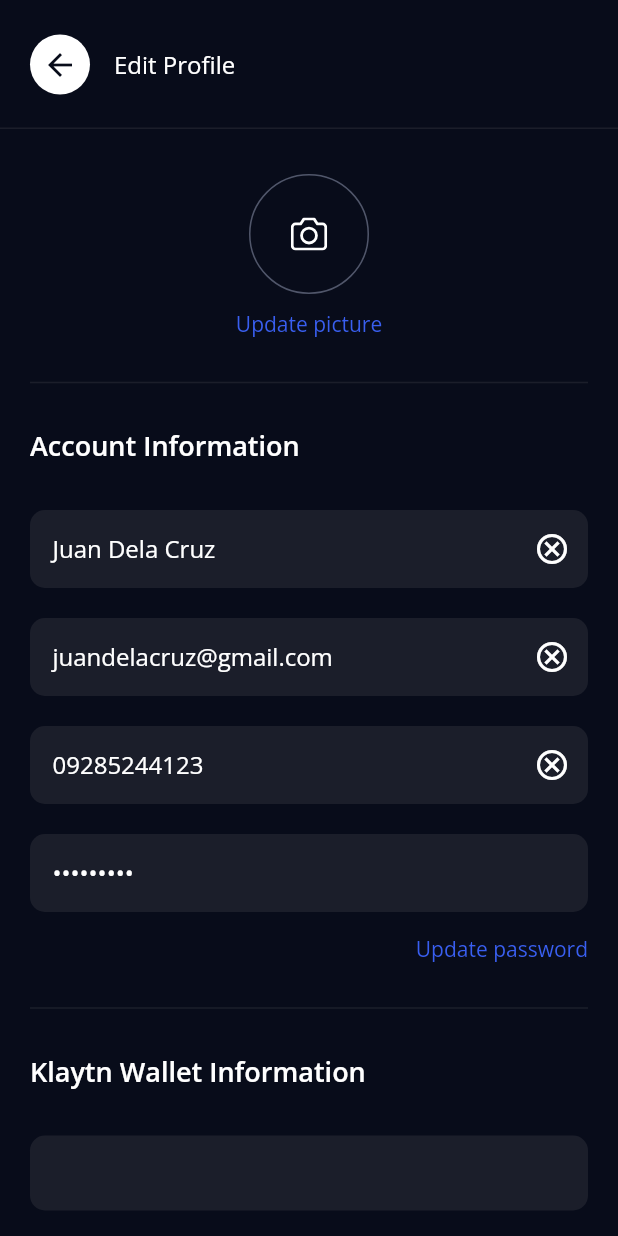
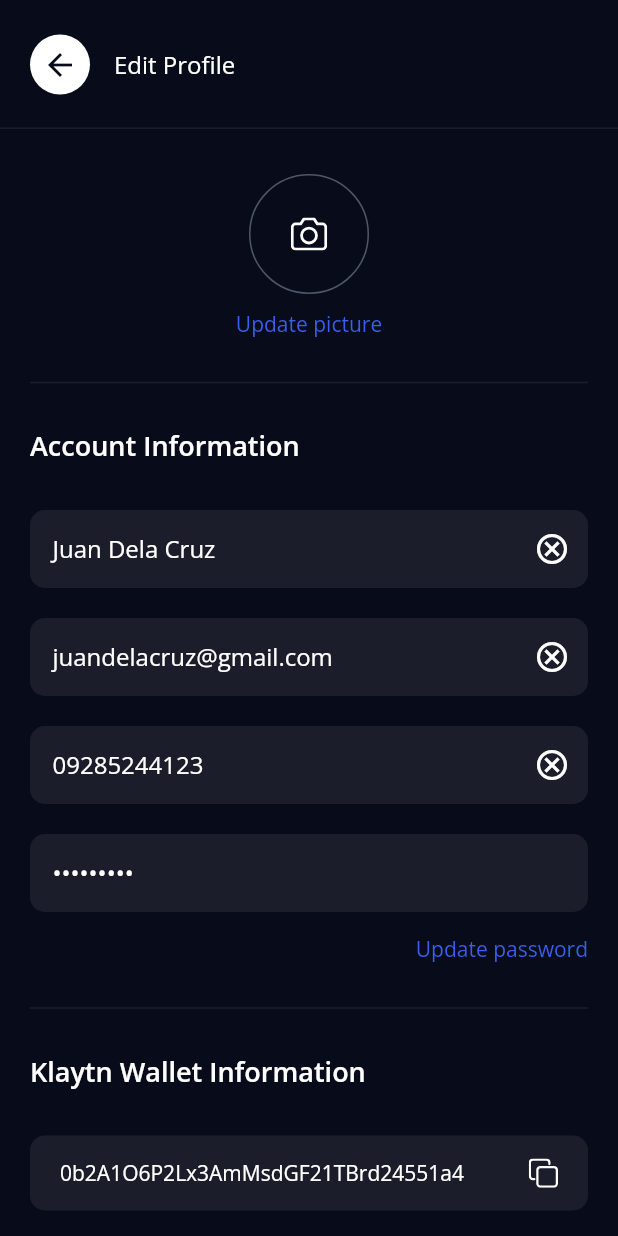
Before and after one commit to conraduouou/nft-ticketing, a Flutter app: the AccountSettings screen opened by its route, on a phone screen of 412 x 824 dp. Run offline on Flutter 3.47's test engine with Material 2 defaults, Android fonts, the phone set to English and light mode, and no system bars; our stand-ins replace flutter_keyboard_visibility, flutter_svg, grouped_list, image_picker, recase, share_plus.

Commit message:
+1 : finish klaytn section in account page

```diff
--- a/lib/screens/dashboard/account_settings/account_settings.dart
+++ b/lib/screens/dashboard/account_settings/account_settings.dart
@@ -2,7 +2,6 @@ import 'package:flutter/material.dart';
 import 'package:flutter_svg/svg.dart';
 import 'package:nft_ticketing/components/nft_account_information.dart';
 import 'package:nft_ticketing/components/nft_appbar.dart';
-import 'package:nft_ticketing/components/nft_field.dart';
 import 'package:nft_ticketing/constants.dart';
 import 'package:nft_ticketing/screens/dashboard/account_page/account_page.dart';
 
@@ -40,32 +39,7 @@ class AccountSettings extends StatelessWidget {
               const _NFTAccountSettingsDiv(),
               const NFTAccountInformation(),
               const _NFTAccountSettingsDiv(),
-              Column(
-                crossAxisAlignment: CrossAxisAlignment.start,
-                children: [
-                  Text(
-                    'Klaytn Wallet Information',
-                    style: kSemiBoldStyle.copyWith(
-                      color: Colors.white,
-                      fontSize: kRegularSize + 2,
-                    ),
-                  ),
-                  const SizedBox(height: 30),
-                  Container(
-                    height: 50,
-                    padding: const EdgeInsets.symmetric(horizontal: 20),
-                    decoration: BoxDecoration(
-                      color: kSlightlyDarkBlue,
-                      borderRadius: BorderRadius.circular(10),
-                    ),
-                  ),
-                  const SizedBox(height: 20),
-                  const NFTField(
-                    initialText: 'juandelacruz@gmail.com',
-                    hintText: 'Email',
-                  ),
-                ],
-              ),
+              const _NFTAccountSettingsKlaytnSection(),
               const SizedBox(height: 60)
             ],
           ),
@@ -98,6 +72,88 @@ class _NFTAccountSettingsAvatar extends StatelessWidget {
   }
 }
 
+class _NFTAccountSettingsKlaytnSection extends StatelessWidget {
+  const _NFTAccountSettingsKlaytnSection({
+    Key? key,
+  }) : super(key: key);
+
+  @override
+  Widget build(BuildContext context) {
+    final size = MediaQuery.of(context).size;
+
+    return Column(
+      crossAxisAlignment: CrossAxisAlignment.start,
+      children: [
+        Text(
+          'Klaytn Wallet Information',
+          style: kSemiBoldStyle.copyWith(
+            color: Colors.white,
+            fontSize: kRegularSize + 2,
+          ),
+        ),
+        const SizedBox(height: 30),
+        Container(
+          height: 50,
+          padding: const EdgeInsets.symmetric(horizontal: 20),
+          decoration: BoxDecoration(
+            color: kSlightlyDarkBlue,
+            borderRadius: BorderRadius.circular(10),
+          ),
+          child: Row(
+            mainAxisAlignment: MainAxisAlignment.spaceBetween,
+            children: [
+              ConstrainedBox(
+                constraints: BoxConstraints(
+                  maxWidth: size.width - 110,
+                ),
+                child: Text(
+                  '0b2A1O6P2Lx3AmMsdGF21TBrd24551a4',
+                  overflow: TextOverflow.ellipsis,
+                  style: kRegularStyle.copyWith(
+                    color: Colors.white,
+                    fontSize: kRegularSize - 2,
+                  ),
+                ),
+              ),
+              SvgPicture.asset('assets/icons/ic-copy.svg'),
+            ],
+          ),
+        ),
+        const SizedBox(height: 20),
+        Row(
+          children: [
+            Expanded(
+              child: Container(
+                height: 50,
+                padding:
+                    const EdgeInsets.symmetric(horizontal: 20, vertical: 15),
+                decoration: BoxDecoration(
+                  color: kSlightlyDarkBlue,
+                  borderRadius: BorderRadius.circular(10),
+                ),
+                child: Text(
+                  '135 KLAY',
+                  style: kRegularStyle.copyWith(
+                    color: Colors.white,
+                    fontSize: kRegularSize - 2,
+                  ),
+                ),
+              ),
+            ),
+            const SizedBox(width: 20),
+            Text(
+              'Remove Wallet',
+              style: kRegularStyle.copyWith(
+                color: kPrimaryColor,
+              ),
+            )
+          ],
+        )
+      ],
+    );
+  }
+}
+
 class _NFTAccountSettingsDiv extends StatelessWidget {
   const _NFTAccountSettingsDiv({
     Key? key,
```
